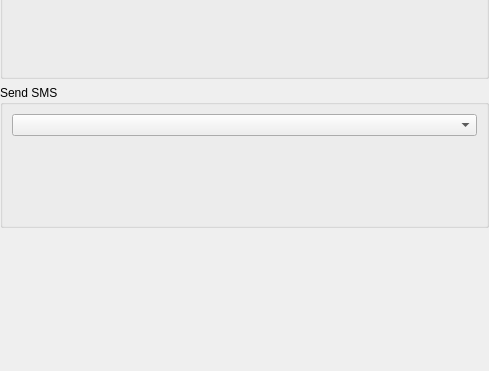
Old version of the form kcm/akonadicontactactions.ui in the repository KDE/akonadi-contacts; both pictures show x 0 to 489 and y 213 to 584 of the 489 by 584 pixel window.
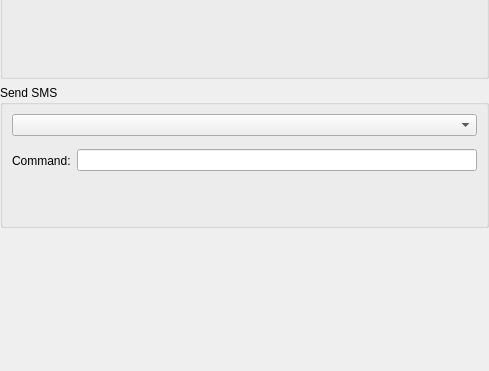
New version of the form. The open tabs and pages were chosen to show the change. Custom widgets are drawn as their Qt base class.

Commit message:
Add support for sending sms by using kdeconnect
FIXED-IN: 5.12.0

The edit to the form file:
```diff
--- a/kcm/akonadicontactactions.ui
+++ b/kcm/akonadicontactactions.ui
@@ -263,6 +263,39 @@
           </item>
          </layout>
         </widget>
+        <widget class="QWidget" name="page_10">
+         <layout class="QHBoxLayout" name="horizontalLayout_5">
+          <property name="leftMargin">
+           <number>0</number>
+          </property>
+          <property name="topMargin">
+           <number>0</number>
+          </property>
+          <property name="rightMargin">
+           <number>0</number>
+          </property>
+          <property name="bottomMargin">
+           <number>0</number>
+          </property>
+          <item>
+           <widget class="QLabel" name="label_7">
+            <property name="text">
+             <string>Command:</string>
+            </property>
+           </widget>
+          </item>
+          <item>
+           <widget class="KLineEdit" name="kcfg_SmsKdeconnectCommand">
+            <property name="showClearButton" stdset="0">
+             <bool>true</bool>
+            </property>
+            <property name="trapReturnKey" stdset="0">
+             <bool>true</bool>
+            </property>
+           </widget>
+          </item>
+         </layout>
+        </widget>
        </widget>
       </item>
       <item>
```
The commit also changes 2 other files.
